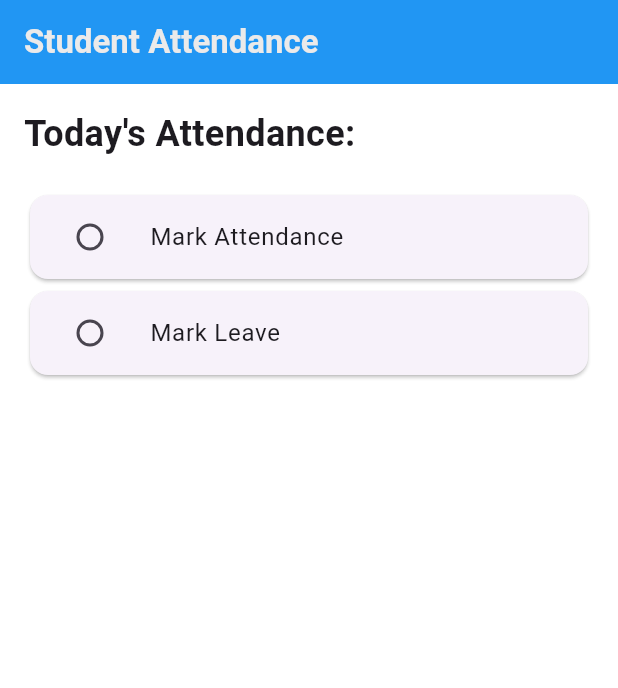
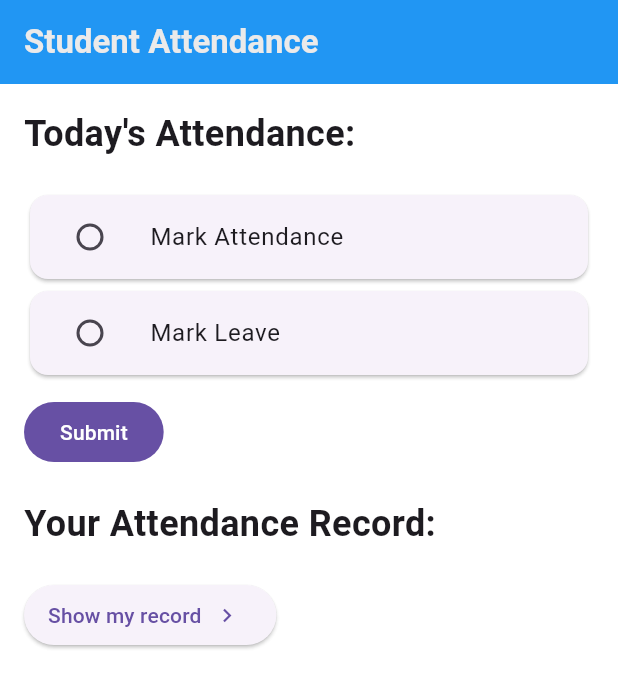
Before and after one commit to abdullah-works/Attendance-Management-System-App, a Flutter app: the screen it shows after launch, on a phone screen of 412 x 824 dp. Shown: the top 688 px of the screen. Run offline on Flutter 3.47's test engine with Material 3 defaults, Android fonts, the phone set to English and light mode, and no system bars.

Commit message:
submit button with basic functionality added, App Bar also added

```diff
--- a/lib/screens/user_panel.dart
+++ b/lib/screens/user_panel.dart
@@ -63,6 +63,46 @@ class _UserPanelState extends State<UserPanel> {
             //   label: Text('Submit'),
             //   icon: Icon(Icons.done),
             // ),
+            FilledButton(
+              onPressed: () {
+                showDialog(
+                    context: context,
+                    builder: (builder) {
+                      return AlertDialog(
+                        title: Text('Confirmation'),
+                        content: Text("This can't be undone! Are you sure?"),
+                        actions: [
+                          TextButton(onPressed: () {}, child: Text('Yes')),
+                          TextButton(
+                              onPressed: () {
+                                Navigator.of(context).pop();
+                              },
+                              child: Text('Cancel')),
+                        ],
+                      );
+                    });
+              },
+              child: Text('Submit'),
+              // label: Text('Submit'),
+              // icon: Icon(Icons.done),
+            ),
+            const SizedBox(height: 20.0),
+            const Text(
+              "Your Attendance Record:",
+              style: TextStyle(
+                fontSize: 24,
+                fontWeight: FontWeight.bold,
+                // letterSpacing: 1.5,
+              ),
+            ),
+            const SizedBox(height: 20.0),
+            ElevatedButton.icon(
+              onPressed: () {},
+              label: Text('Show my record'),
+              // icon: Icon(Icons.arrow_forward),
+              icon: Icon(Icons.navigate_next),
+              iconAlignment: IconAlignment.end,
+            ),
           ],
         ),
       ),
```
Also changed, not shown: lib/screens/user_record_screen.dart (added, +10 -0 lines).
